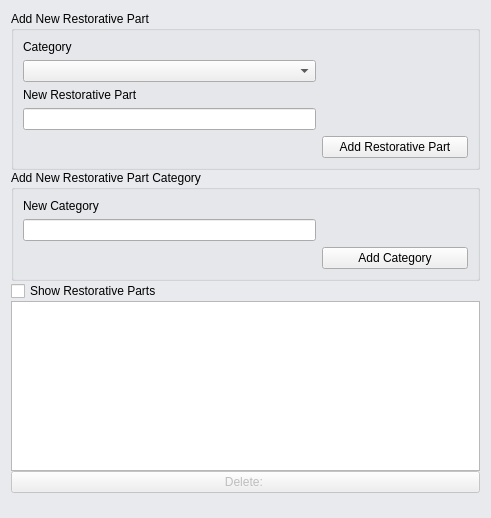
Before: the Qt Designer form application/ui/addPart.ui in MichaelUtt/ImplantProject, drawn with Qt 5.
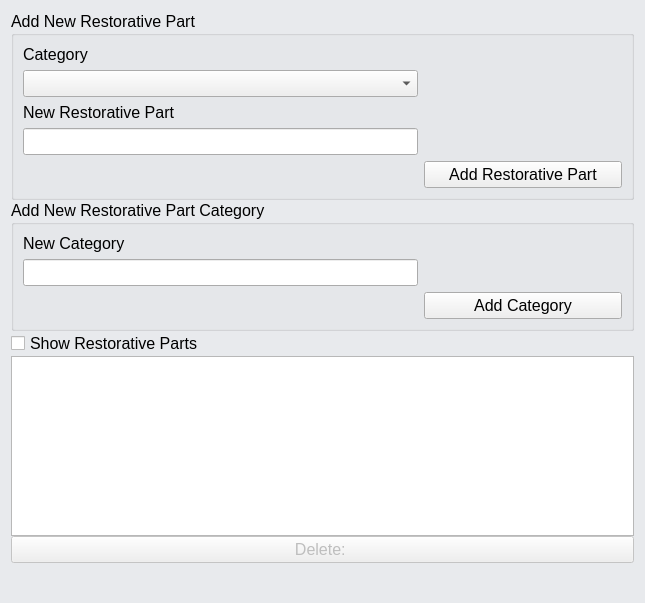
After: the same form once the commit is applied.

```diff
--- a/application/ui/addPart.ui
+++ b/application/ui/addPart.ui
@@ -9,8 +9,8 @@
    <rect>
     <x>0</x>
     <y>0</y>
-    <width>491</width>
-    <height>487</height>
+    <width>645</width>
+    <height>603</height>
    </rect>
   </property>
   <property name="windowTitle">
@@ -21,14 +21,97 @@
 	background-color: rgb(232, 234, 237);
 }</string>
   </property>
-  <layout class="QGridLayout" name="gridLayout_2" rowstretch="0,0,0,0,0,0,0,0,1">
+  <layout class="QGridLayout" name="gridLayout_2">
    <property name="verticalSpacing">
     <number>0</number>
    </property>
+   <item row="2" column="0">
+    <widget class="QCheckBox" name="showPartsBox">
+     <property name="font">
+      <font>
+       <pointsize>12</pointsize>
+      </font>
+     </property>
+     <property name="text">
+      <string>Show Restorative Parts</string>
+     </property>
+    </widget>
+   </item>
+   <item row="0" column="0">
+    <widget class="QGroupBox" name="groupBox">
+     <property name="font">
+      <font>
+       <pointsize>12</pointsize>
+      </font>
+     </property>
+     <property name="title">
+      <string>Add New Restorative Part</string>
+     </property>
+     <layout class="QGridLayout" name="gridLayout" columnstretch="2,1">
+      <item row="0" column="0">
+       <widget class="QLabel" name="label">
+        <property name="font">
+         <font>
+          <pointsize>12</pointsize>
+         </font>
+        </property>
+        <property name="text">
+         <string>Category</string>
+        </property>
+       </widget>
+      </item>
+      <item row="1" column="0">
+       <widget class="QComboBox" name="partParent">
+        <property name="font">
+         <font>
+          <pointsize>12</pointsize>
+         </font>
+        </property>
+       </widget>
+      </item>
+      <item row="2" column="0">
+       <widget class="QLabel" name="label_2">
+        <property name="font">
+         <font>
+          <pointsize>12</pointsize>
+         </font>
+        </property>
+        <property name="text">
+         <string>New Restorative Part</string>
+        </property>
+       </widget>
+      </item>
+      <item row="3" column="0">
+       <widget class="QLineEdit" name="partEdit">
+        <property name="font">
+         <font>
+          <pointsize>12</pointsize>
+         </font>
+        </property>
+        <property name="text">
+         <string/>
+        </property>
+       </widget>
+      </item>
+      <item row="4" column="1">
+       <widget class="QPushButton" name="partButton">
+        <property name="font">
+         <font>
+          <pointsize>12</pointsize>
+         </font>
+        </property>
+        <property name="text">
+         <string>Add Restorative Part</string>
+        </property>
+       </widget>
+      </item>
+     </layout>
+    </widget>
+   </item>
    <item row="4" column="0">
     <widget class="QFrame" name="partViewer">
      <property name="sizePolicy">
-      <sizepolicy hsizetype="Preferred" vsizetype="Fixed">
+      <sizepolicy hsizetype="Preferred" vsizetype="Expanding">
        <horstretch>0</horstretch>
        <verstretch>0</verstretch>
       </sizepolicy>
@@ -36,9 +119,14 @@
      <property name="maximumSize">
       <size>
        <width>16777215</width>
-       <height>192</height>
+       <height>250</height>
       </size>
      </property>
+     <property name="font">
+      <font>
+       <pointsize>12</pointsize>
+      </font>
+     </property>
      <layout class="QVBoxLayout" name="partView">
       <property name="spacing">
        <number>0</number>
@@ -56,13 +144,24 @@
        <number>0</number>
       </property>
       <item>
-       <widget class="QListView" name="partList"/>
+       <widget class="QListView" name="partList">
+        <property name="font">
+         <font>
+          <pointsize>12</pointsize>
+         </font>
+        </property>
+       </widget>
       </item>
       <item>
        <widget class="QPushButton" name="deleteButton">
         <property name="enabled">
          <bool>false</bool>
         </property>
+        <property name="font">
+         <font>
+          <pointsize>12</pointsize>
+         </font>
+        </property>
         <property name="text">
          <string>Delete: </string>
         </property>
@@ -71,66 +170,25 @@
      </layout>
     </widget>
    </item>
-   <item row="8" column="0">
-    <widget class="QLabel" name="label_5">
-     <property name="enabled">
-      <bool>false</bool>
-     </property>
-     <property name="sizePolicy">
-      <sizepolicy hsizetype="Preferred" vsizetype="Minimum">
-       <horstretch>0</horstretch>
-       <verstretch>0</verstretch>
-      </sizepolicy>
-     </property>
-     <property name="text">
-      <string/>
-     </property>
-    </widget>
-   </item>
-   <item row="0" column="0">
-    <widget class="QGroupBox" name="groupBox">
-     <property name="title">
-      <string>Add New Restorative Part</string>
-     </property>
-     <layout class="QGridLayout" name="gridLayout" columnstretch="2,1">
-      <item row="0" column="0">
-       <widget class="QLabel" name="label">
-        <property name="text">
-         <string>Category</string>
-        </property>
-       </widget>
-      </item>
-      <item row="1" column="0">
-       <widget class="QComboBox" name="partParent"/>
-      </item>
-      <item row="2" column="0">
-       <widget class="QLabel" name="label_2">
-        <property name="text">
-         <string>New Restorative Part</string>
-        </property>
-       </widget>
-      </item>
-      <item row="3" column="0">
-       <widget class="QLineEdit" name="partEdit"/>
-      </item>
-      <item row="4" column="1">
-       <widget class="QPushButton" name="partButton">
-        <property name="text">
-         <string>Add Restorative Part</string>
-        </property>
-       </widget>
-      </item>
-     </layout>
-    </widget>
-   </item>
    <item row="1" column="0">
     <widget class="QGroupBox" name="groupBox_2">
+     <property name="font">
+      <font>
+       <pointsize>12</pointsize>
+      </font>
+     </property>
      <property name="title">
       <string>Add New Restorative Part Category</string>
      </property>
      <layout class="QGridLayout" name="gridLayout_3" columnstretch="2,1">
       <item row="1" column="0">
-       <widget class="QLineEdit" name="categoryEdit"/>
+       <widget class="QLineEdit" name="categoryEdit">
+        <property name="font">
+         <font>
+          <pointsize>12</pointsize>
+         </font>
+        </property>
+       </widget>
       </item>
       <item row="2" column="1">
        <widget class="QPushButton" name="categoryButton">
@@ -140,6 +198,11 @@
           <verstretch>0</verstretch>
          </sizepolicy>
         </property>
+        <property name="font">
+         <font>
+          <pointsize>12</pointsize>
+         </font>
+        </property>
         <property name="text">
          <string>Add Category</string>
         </property>
@@ -147,6 +210,11 @@
       </item>
       <item row="0" column="0">
        <widget class="QLabel" name="label_4">
+        <property name="font">
+         <font>
+          <pointsize>12</pointsize>
+         </font>
+        </property>
         <property name="text">
          <string>New Category</string>
         </property>
@@ -155,12 +223,18 @@
      </layout>
     </widget>
    </item>
-   <item row="2" column="0">
-    <widget class="QCheckBox" name="showPartsBox">
-     <property name="text">
-      <string>Show Restorative Parts</string>
+   <item row="5" column="0">
+    <spacer name="verticalSpacer">
+     <property name="orientation">
+      <enum>Qt::Vertical</enum>
      </property>
-    </widget>
+     <property name="sizeHint" stdset="0">
+      <size>
+       <width>20</width>
+       <height>40</height>
+      </size>
+     </property>
+    </spacer>
    </item>
   </layout>
  </widget>
```
